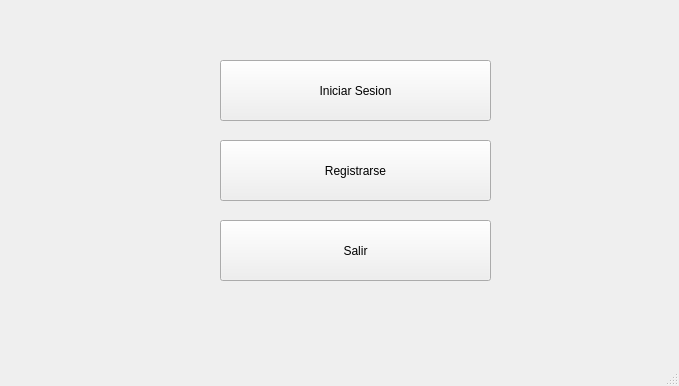
CesarB794/Qt-Login, file mainwindow.ui: the form before one commit.
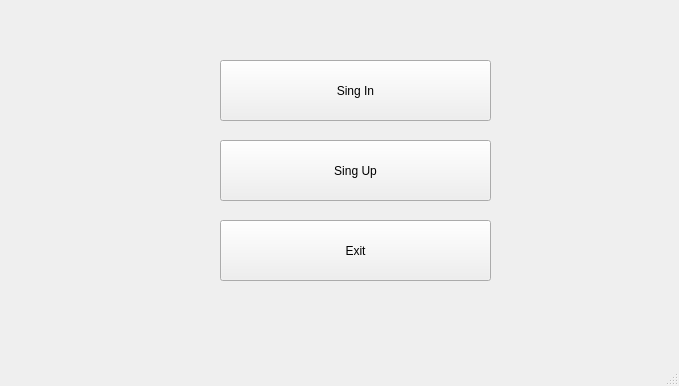
The form after the commit.

Diff of the .ui file:
```diff
--- a/mainwindow.ui
+++ b/mainwindow.ui
@@ -24,7 +24,7 @@
      </rect>
     </property>
     <property name="text">
-     <string>Iniciar Sesion</string>
+     <string>Sing In</string>
     </property>
    </widget>
    <widget class="QPushButton" name="RegistryButton">
@@ -37,7 +37,7 @@
      </rect>
     </property>
     <property name="text">
-     <string>Registrarse</string>
+     <string>Sing Up</string>
     </property>
    </widget>
    <widget class="QPushButton" name="ExitButton">
@@ -50,7 +50,7 @@
      </rect>
     </property>
     <property name="text">
-     <string>Salir</string>
+     <string>Exit</string>
     </property>
    </widget>
   </widget>
```
Left out of the diff: 2 changed lines with no effect on the pictures.
